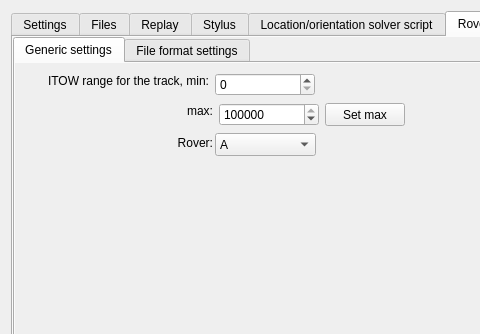
This is PostProcessing/postprocessingform.ui in GNSS-Stylist/GNSS-Stylus as Qt 5 draws it before an edit; both pictures show x 0 to 480 and y 0 to 334 of the 786 by 831 pixel window. The edited form follows.
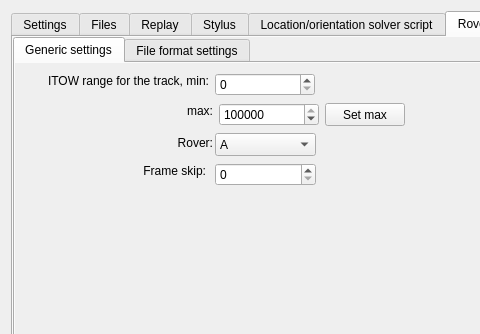
This is the edited form. The open tabs and pages were chosen to show the change.

Commit message:
Add frame skip to RoverTrackGenerator
Skipping n frames between between written ones. Added to make it easier
to write (ASCII) tracks from very long (in this case 24 h) logs to be
used in spreadsheets without choking the processing program (in this
case libreoffice).

```diff
--- a/PostProcessing/postprocessingform.ui
+++ b/PostProcessing/postprocessingform.ui
@@ -3199,6 +3199,35 @@
               </property>
              </item>
             </widget>
+            <widget class="QLabel" name="label_RoverTrack_FrameSkip">
+             <property name="geometry">
+              <rect>
+               <x>30</x>
+               <y>100</y>
+               <width>161</width>
+               <height>16</height>
+              </rect>
+             </property>
+             <property name="text">
+              <string>Frame skip:</string>
+             </property>
+             <property name="alignment">
+              <set>Qt::AlignRight|Qt::AlignTrailing|Qt::AlignVCenter</set>
+             </property>
+            </widget>
+            <widget class="QSpinBox" name="spinBox_RoverTrack_FrameSkip">
+             <property name="geometry">
+              <rect>
+               <x>200</x>
+               <y>100</y>
+               <width>101</width>
+               <height>23</height>
+              </rect>
+             </property>
+             <property name="maximum">
+              <number>1000000000</number>
+             </property>
+            </widget>
            </widget>
            <widget class="QWidget" name="tab_RoverTrack_FileFormat">
             <property name="autoFillBackground">
```
Left out of the diff: 8 changed lines with no effect on the pictures. The commit also changes 3 other files.
